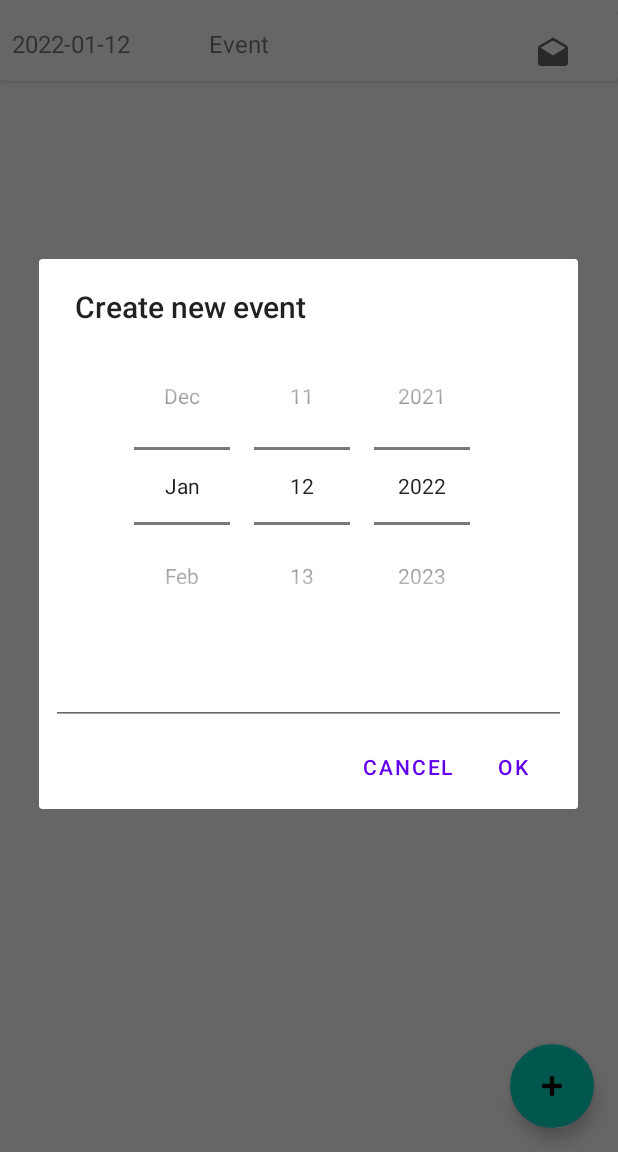
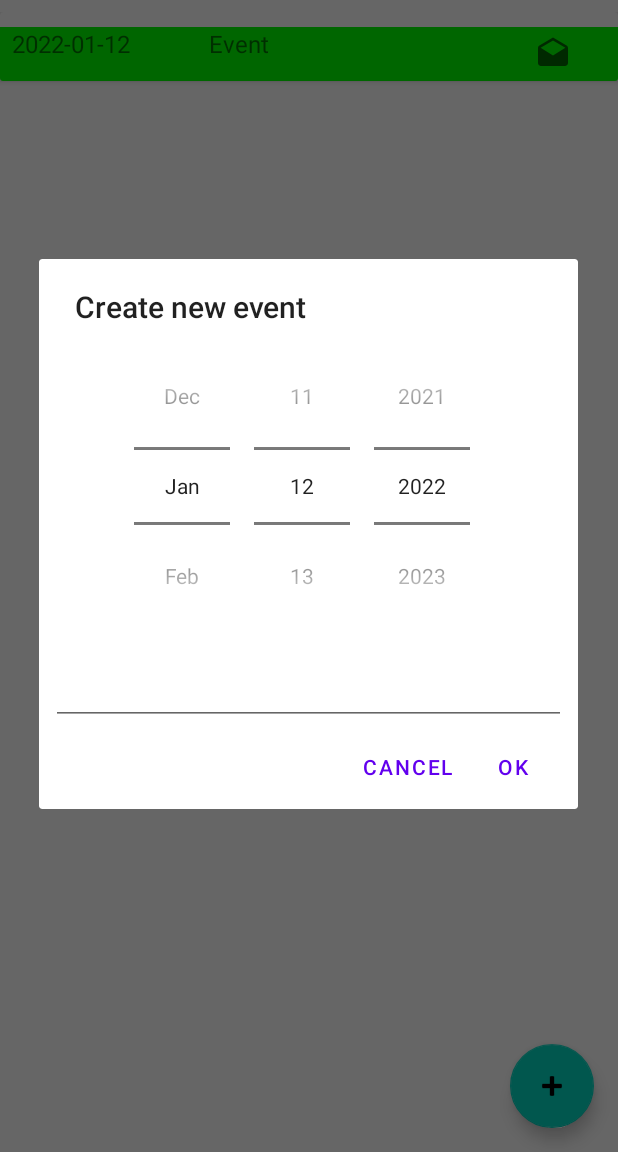
Before and after one commit to staniakm/BoardGameTracker, an Android app: the screen it shows after launch (MainActivity), after a tap on an icon or button, on a phone screen of 412 x 824 dp, the part 84-1236 px from its top. Run offline under Robolectric (Android 15) with nearby library versions, the phone set to English and light mode, and no system bars; our stand-ins replace Dagger/Hilt's generated code.

Commit message:
change event status actions

```diff
--- a/app/src/main/java/com/mariusz/boardgametracker/adapter/EventAdapter.kt
+++ b/app/src/main/java/com/mariusz/boardgametracker/adapter/EventAdapter.kt
@@ -1,5 +1,6 @@
 package com.mariusz.boardgametracker.adapter
 
+import android.graphics.Color
 import android.view.LayoutInflater
 import android.view.ViewGroup
 import androidx.recyclerview.widget.AsyncListDiffer
@@ -7,6 +8,8 @@ import androidx.recyclerview.widget.DiffUtil
 import androidx.recyclerview.widget.RecyclerView
 import com.mariusz.boardgametracker.databinding.EventAdapterBinding
 import com.mariusz.boardgametracker.domain.Event
+import com.mariusz.boardgametracker.domain.EventStatus
+import java.time.LocalDate
 
 class EventAdapter(val onItemClick: (Event) -> Unit) :
     RecyclerView.Adapter<EventAdapter.EventAdapterViewHolder>() {
@@ -41,6 +44,12 @@ class EventAdapter(val onItemClick: (Event) -> Unit) :
                 eventIcon.setImageResource(it.iconId)
             }
 
+            if (item.date == LocalDate.now() && item.eventStatus != EventStatus.CLOSED || item.eventStatus == EventStatus.OPEN) {
+                eventLayout.setBackgroundColor(Color.GREEN)
+            } else {
+                eventLayout.setBackgroundColor(0)
+            }
+
             eventLayout.setOnClickListener {
                 onItemClick(item)
             }
--- a/app/src/main/java/com/mariusz/boardgametracker/database/InMemoryDatabase.kt
+++ b/app/src/main/java/com/mariusz/boardgametracker/database/InMemoryDatabase.kt
@@ -2,6 +2,7 @@ package com.mariusz.boardgametracker.database
 
 import com.mariusz.boardgametracker.domain.BoardGame
 import com.mariusz.boardgametracker.domain.Event
+import com.mariusz.boardgametracker.domain.EventStatus
 import java.time.LocalDate
 import java.util.concurrent.atomic.AtomicInteger
 
@@ -15,6 +16,10 @@ object InMemoryEventTable {
     fun addEvent(event: Event) = database.put(event.id, event)
     fun getEvents(): List<Event> {
         return database.map { it.value }
+    }
+
+    fun changeStatus(eventId: Int, status: EventStatus) {
+        database[eventId] = database[eventId]!!.copy(eventStatus = status)
     }
 }
 
--- a/app/src/main/java/com/mariusz/boardgametracker/ui/MainActivity.kt
+++ b/app/src/main/java/com/mariusz/boardgametracker/ui/MainActivity.kt
@@ -45,6 +45,11 @@ class MainActivity : AppCompatActivity() {
         binding.fab.setOnClickListener {
             newEventDialog()
         }
+        loadData()
+    }
+
+    override fun onResume() {
+        super.onResume()
         loadData()
     }
 
```
Also changed, not shown: app/src/main/java/com/mariusz/boardgametracker/ui/EventActivity.kt (+15 -3 lines), app/src/main/java/com/mariusz/boardgametracker/viewModels/EventViewModel.kt (+9 -1 lines), app/src/main/res/layout/activity_event.xml (+33 -1 lines).
